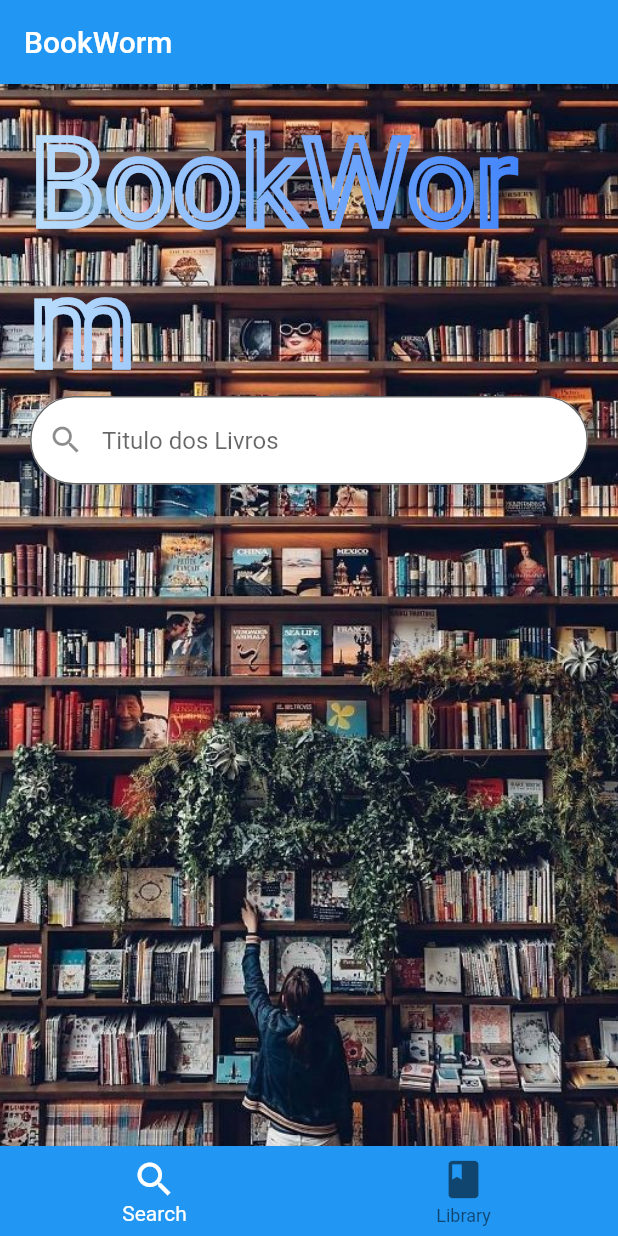
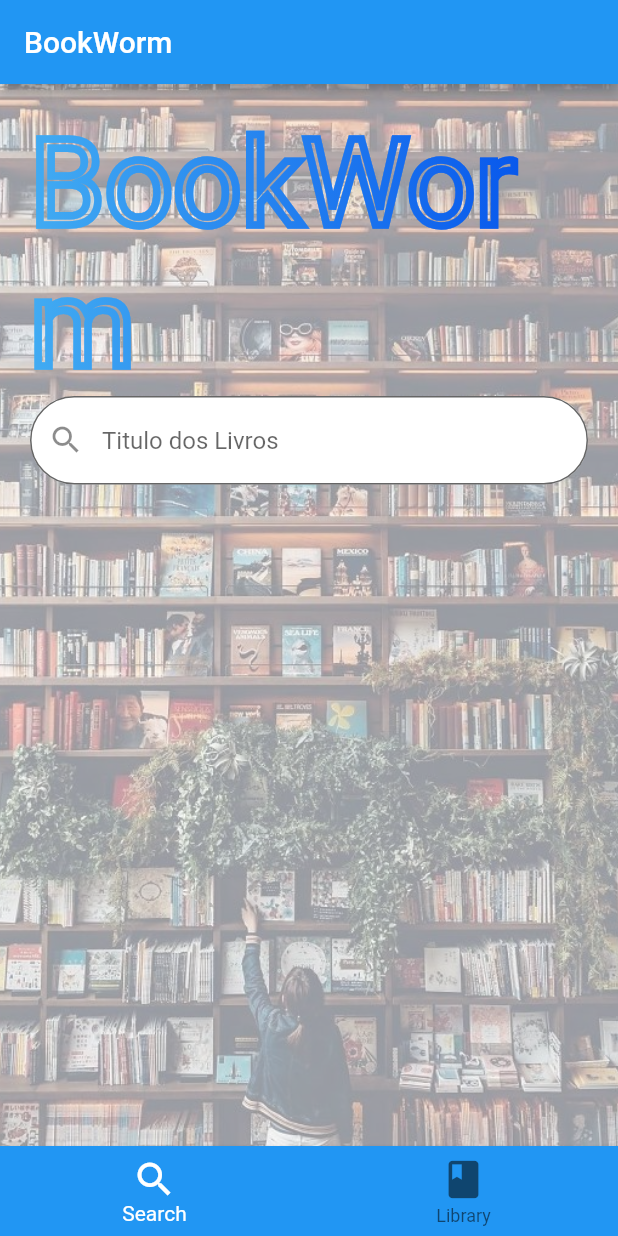
Before and after one commit to MichellDS/BookWorm, a Flutter app: the screen it shows after launch, on a phone screen of 412 x 824 dp. Run offline on Flutter 3.47's test engine with Material 2 defaults, Android fonts, the phone set to English and light mode, and no system bars; drawn by our look-alikes of simple_gradient_text; missing offline and left inert: google_books_api.

Commit message:
Ajuste na opacidade de fundo

```diff
--- a/lib/pages/search_page.dart
+++ b/lib/pages/search_page.dart
@@ -44,6 +44,7 @@ class _SearchPageState extends State<SearchPage> {
             image: AssetImage('assets/bookshelf.png'),
             fit: BoxFit.fitHeight,
             repeat: ImageRepeat.repeat,
+            opacity: 0.4,
           ),
         ),
         padding: const EdgeInsets.all(20),
@@ -60,8 +61,8 @@ class _SearchPageState extends State<SearchPage> {
                   ..color = Colors.blue[100]!,
               ),
               colors: const [
-                Colors.white,
-                Colors.blueAccent,
+                Color.fromARGB(255, 89, 197, 246),
+                Color.fromARGB(255, 0, 88, 239),
               ],
             ),
             Container(
```
Also changed, not shown: lib/pages/library_page.dart (+3 -4 lines).
